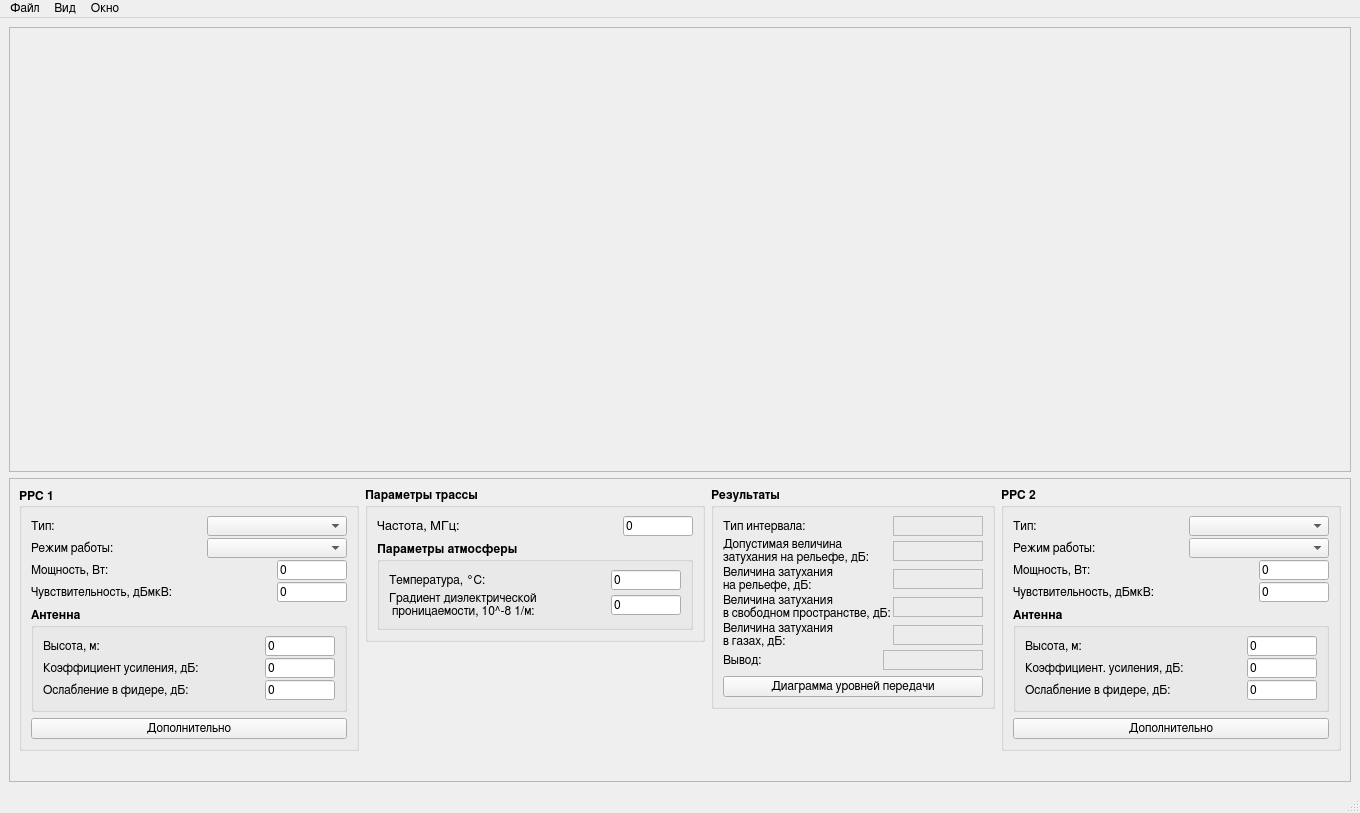
First picture: the form in src/nrrlsmainwindow.ui, repository shadowk1337/build-area-profile, before the edit.
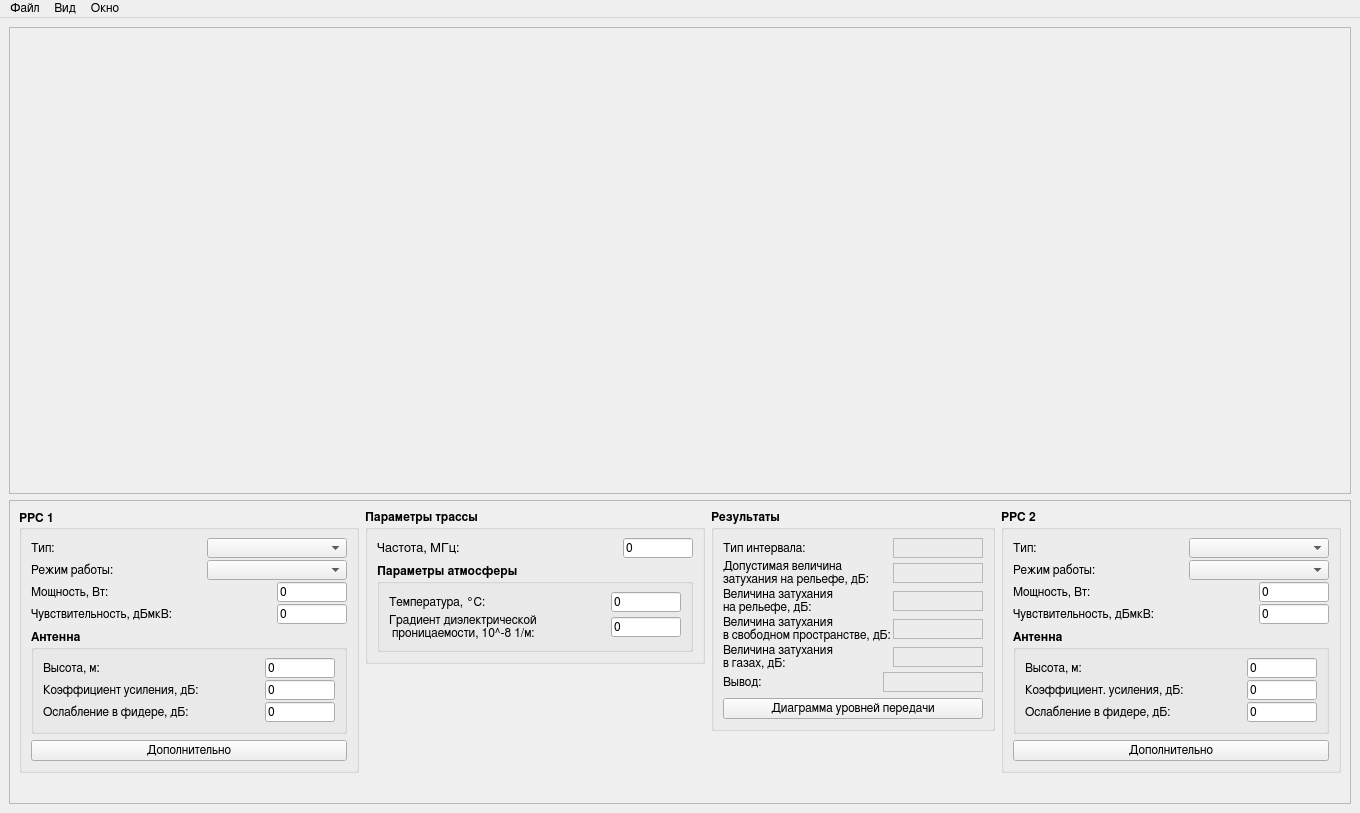
Second picture: the form after the edit. Custom widgets are drawn as their Qt base class.

Commit message: Added graphmaker class && coloured main graph && fixed some bugs

Diff of the .ui file:
```diff
--- a/src/nrrlsmainwindow.ui
+++ b/src/nrrlsmainwindow.ui
@@ -111,6 +111,12 @@
       <layout class="QHBoxLayout" name="horizontalLayout_21">
        <item alignment="Qt::AlignTop">
         <widget class="QGroupBox" name="groupBox_station1">
+         <property name="maximumSize">
+          <size>
+           <width>500</width>
+           <height>284</height>
+          </size>
+         </property>
          <property name="font">
           <font>
            <family>FreeSans</family>
@@ -578,6 +584,12 @@
        </item>
        <item alignment="Qt::AlignTop">
         <widget class="QGroupBox" name="groupBox_5">
+         <property name="maximumSize">
+          <size>
+           <width>500</width>
+           <height>166</height>
+          </size>
+         </property>
          <property name="font">
           <font>
            <family>FreeSans</family>
@@ -801,6 +813,12 @@
        </item>
        <item alignment="Qt::AlignTop">
         <widget class="QGroupBox" name="groupBox_6">
+         <property name="maximumSize">
+          <size>
+           <width>500</width>
+           <height>245</height>
+          </size>
+         </property>
          <property name="font">
           <font>
            <family>FreeSans</family>
@@ -1201,6 +1219,12 @@
        </item>
        <item alignment="Qt::AlignTop">
         <widget class="QGroupBox" name="groupBox_station2">
+         <property name="maximumSize">
+          <size>
+           <width>500</width>
+           <height>284</height>
+          </size>
+         </property>
          <property name="font">
           <font>
            <family>FreeSans</family>
@@ -1714,7 +1738,6 @@
    <addaction name="menu_3"/>
    <addaction name="menu_2"/>
   </widget>
-  <widget class="QStatusBar" name="statusBar"/>
   <action name="action_fileOpen">
    <property name="text">
     <string>Открыть файл с помощью...</string>
```
The commit also changes 7 other files.
